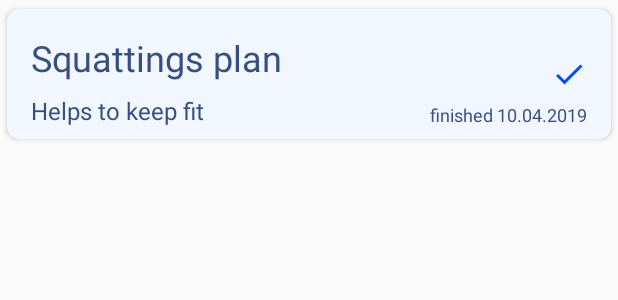
After one commit to eltehass/PumpYourself, an Android app: the layout item_trainings_history.xml on its own in the app's theme, with its tools: preview values and no code run, on a phone screen of 412 x 824 dp. The commit adds this screen. Shown: the top 300 px of the screen. Run offline under Robolectric (Android 15) with nearby library versions, the phone set to English and light mode, and no system bars.

Commit message:
Adding training layouts

```diff
--- /dev/null
+++ b/app/src/main/res/drawable/ic_accepted.xml
@@ -0,0 +1,10 @@
+<vector xmlns:android="http://schemas.android.com/apk/res/android"
+    android:width="24dp"
+    android:height="24dp"
+    android:viewportWidth="24"
+    android:viewportHeight="24">
+  <path
+      android:pathData="M9,16.2 L4.8,12 3.4,13.4 9,19 21,7 19.6,5.6Z"
+      android:fillColor="#054ee1"
+      android:fillType="evenOdd"/>
+</vector>
--- a/app/src/main/res/layout/item_training.xml
+++ b/app/src/main/res/layout/item_training.xml
@@ -7,7 +7,7 @@
   <android.support.v7.widget.CardView
       android:id="@+id/cv_container"
       android:layout_width="match_parent"
-      android:layout_height="88dp"
+      android:layout_height="wrap_content"
       android:foreground="?android:attr/selectableItemBackground"
       android:gravity="center"
       app:cardBackgroundColor="#F2F7FF"
@@ -47,7 +47,7 @@
                 app:layout_constraintBottom_toBottomOf="parent"
                 app:layout_constraintStart_toStartOf="parent"
                 tools:text="Squattings plan"
-          />
+                android:layout_marginTop="8dp" app:layout_constraintTop_toBottomOf="@+id/tv_title"/>
 
       <TextView
           android:id="@+id/tv_day"
--- /dev/null
+++ b/app/src/main/res/layout/item_trainings_history.xml
@@ -0,0 +1,82 @@
+<?xml version="1.0" encoding="utf-8"?>
+<layout xmlns:android="http://schemas.android.com/apk/res/android"
+        xmlns:app="http://schemas.android.com/apk/res-auto"
+        xmlns:tools="http://schemas.android.com/tools"
+>
+
+    <android.support.v7.widget.CardView
+            android:id="@+id/cv_container"
+            android:layout_width="match_parent"
+            android:layout_height="wrap_content"
+            android:foreground="?android:attr/selectableItemBackground"
+            android:gravity="center"
+            app:cardBackgroundColor="#F2F7FF"
+            app:cardCornerRadius="8dp"
+            app:cardElevation="2dp"
+            app:cardUseCompatPadding="true"
+    >
+
+        <android.support.constraint.ConstraintLayout
+                android:layout_width="match_parent"
+                android:layout_height="match_parent"
+        >
+
+            <TextView
+                    android:id="@+id/tv_title"
+                    android:layout_width="wrap_content"
+                    android:layout_height="wrap_content"
+                    android:layout_alignParentTop="true"
+                    android:layout_marginStart="16dp"
+                    android:layout_marginTop="16dp"
+                    android:textColor="#364E80"
+                    android:textSize="24sp"
+                    app:layout_constraintStart_toStartOf="parent"
+                    app:layout_constraintTop_toTopOf="parent"
+                    tools:text="Squattings plan"
+            />
+
+            <TextView
+                    android:id="@+id/tv_description"
+                    android:layout_width="wrap_content"
+                    android:layout_height="wrap_content"
+                    android:layout_alignParentBottom="true"
+                    android:layout_marginBottom="8dp"
+                    android:layout_marginStart="16dp"
+                    android:textColor="#364E80"
+                    android:textSize="16sp"
+                    app:layout_constraintBottom_toBottomOf="parent"
+                    app:layout_constraintStart_toStartOf="parent"
+                    tools:text="Helps to keep fit"
+                    android:layout_marginTop="8dp" app:layout_constraintTop_toBottomOf="@+id/tv_title"/>
+
+            <TextView
+                    android:id="@+id/tv_day"
+                    android:layout_width="wrap_content"
+                    android:layout_height="wrap_content"
+                    android:layout_alignParentBottom="true"
+                    android:layout_alignParentEnd="true"
+                    android:layout_marginBottom="8dp"
+                    android:layout_marginEnd="16dp"
+                    android:textColor="#364E80"
+                    android:textSize="12sp"
+                    app:layout_constraintBottom_toBottomOf="parent"
+                    app:layout_constraintEnd_toEndOf="parent"
+                    tools:text="finished 10.04.2019"
+            />
+
+            <ImageView
+                    android:id="@+id/plus_icon"
+                    android:layout_width="wrap_content"
+                    android:layout_height="wrap_content"
+                    android:src="@drawable/ic_accepted"
+                    android:layout_marginTop="8dp"
+                    app:layout_constraintTop_toTopOf="parent" android:layout_marginBottom="8dp"
+                    app:layout_constraintBottom_toBottomOf="parent" app:layout_constraintEnd_toEndOf="parent"
+                    android:layout_marginEnd="16dp"/>
+
+
+        </android.support.constraint.ConstraintLayout>
+
+    </android.support.v7.widget.CardView>
+
+</layout>
```
Also changed, not shown: app/src/main/res/drawable/ic_add_custom.xml (added, +10 -0 lines), app/src/main/res/layout/item_training_new.xml (added, +56 -0 lines), app/src/main/res/layout/layout_training_description.xml (added, +71 -0 lines), app/src/main/res/layout/layout_training_new.xml (added, +73 -0 lines), app/src/main/res/layout/layout_training_new_custom.xml (added, +106 -0 lines), app/src/main/res/layout/layout_training_new_description.xml (added, +71 -0 lines), app/src/main/res/layout/layout_trainings_history.xml (added, +27 -0 lines). Lines whose indentation alone changed are shown as unchanged.
